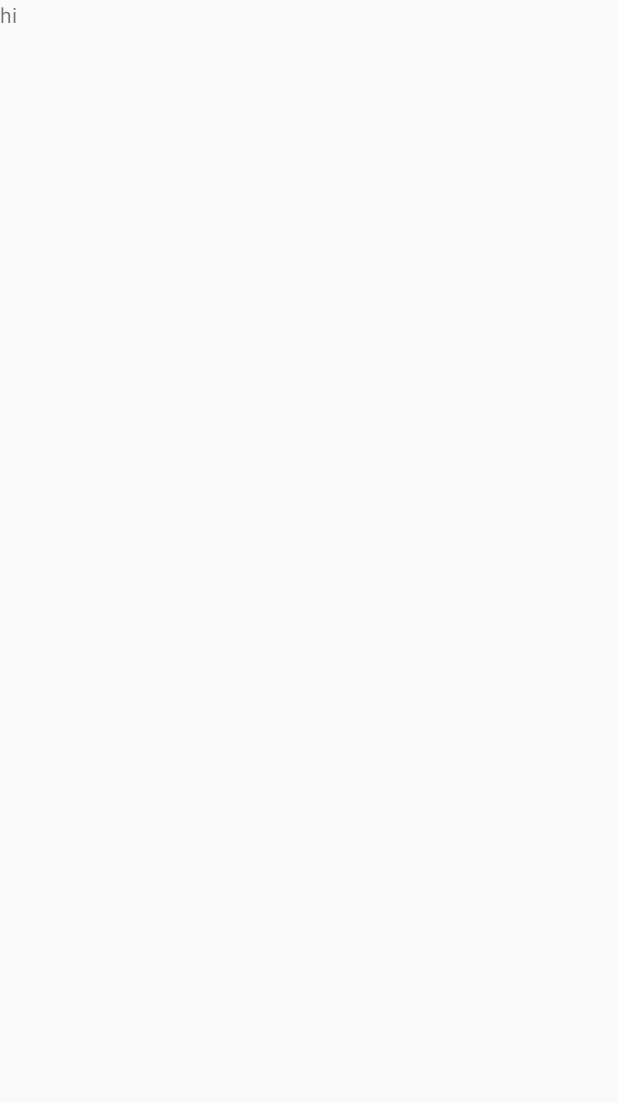
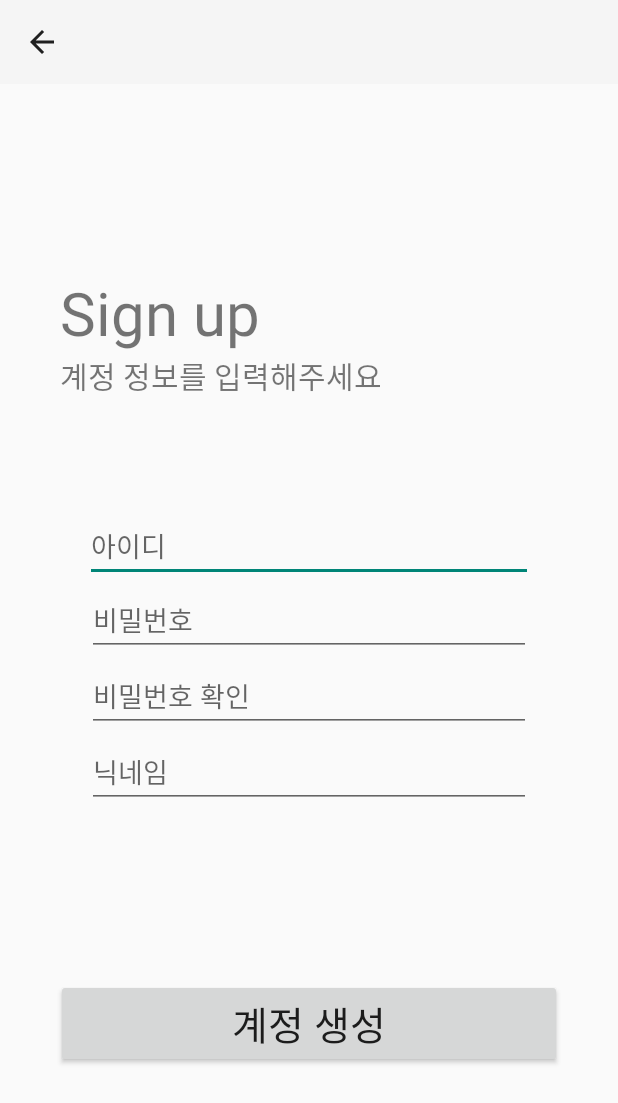
Before and after one commit to Kle-Kle/Kle-Kle, an Android app: the RegisterActivity screen opened directly, with no data from a screen before it, on a phone screen of 412 x 824 dp. Before the commit the part shown is almost empty. Shown: the top 1103 px of the screen. Run offline under Robolectric (Android 15) with nearby library versions, the phone set to English and light mode, and no system bars.

Commit message:
Add activity_register.xml & RegisterActivity.java (#1)

```diff
--- a/app/src/main/java/com/example/klekle/RegisterActivity.java
+++ b/app/src/main/java/com/example/klekle/RegisterActivity.java
@@ -3,12 +3,36 @@ package com.example.klekle;
 import androidx.appcompat.app.AppCompatActivity;
 
 import android.os.Bundle;
+import android.view.MenuItem;
+import android.widget.Button;
+import android.widget.EditText;
+
+import androidx.appcompat.widget.Toolbar;
 
 public class RegisterActivity extends AppCompatActivity {
+    private Toolbar toolbar;
+    private EditText join_id, join_pw, join_pw_check, join_nickname;
+    private Button btn_join;
 
     @Override
     protected void onCreate(Bundle savedInstanceState) {
         super.onCreate(savedInstanceState);
         setContentView(R.layout.activity_register);
+
+        // 툴바 생성
+        toolbar = (Toolbar) findViewById(R.id.toolbar);
+        setSupportActionBar(toolbar);
+        getSupportActionBar().setDisplayHomeAsUpEnabled(true); // 뒤로가기 버튼, 디폴트로 true만 해도 백버튼이 생성
+    }
+
+    @Override
+    public boolean onOptionsItemSelected(MenuItem item) {
+        switch (item.getItemId()){
+            case android.R.id.home:{ // toolbar의 back키 눌렀을 때 동작
+                finish();
+                return true;
+            }
+        }
+        return super.onOptionsItemSelected(item);
     }
 }
--- a/app/src/main/res/layout/activity_register.xml
+++ b/app/src/main/res/layout/activity_register.xml
@@ -6,14 +6,112 @@
     android:layout_height="match_parent"
     tools:context=".RegisterActivity">
 
-    <LinearLayout
+    <androidx.appcompat.widget.Toolbar
+        android:id="@+id/toolbar"
         android:layout_width="match_parent"
-        android:layout_height="match_parent">
+        android:layout_height="wrap_content"
+        android:background="?attr/colorPrimary"
+        android:minHeight="?attr/actionBarSize"
+        android:theme="?attr/actionBarTheme"
+        app:layout_constraintStart_toStartOf="parent"
+        app:layout_constraintTop_toTopOf="parent">
+
+        <LinearLayout xmlns:android="http://schemas.android.com/apk/res/android"
+            xmlns:tools="http://schemas.android.com/tools"
+            android:layout_width="match_parent"
+            android:layout_height="match_parent"
+            android:orientation="horizontal">
+        </LinearLayout>
+    </androidx.appcompat.widget.Toolbar>
+
+    <TableLayout
+        android:id="@+id/tableLayout_welcome"
+        android:layout_width="wrap_content"
+        android:layout_height="wrap_content"
+        android:layout_marginTop="50dp"
+        app:layout_constraintBottom_toTopOf="@+id/tableLayout_id_pw"
+        app:layout_constraintTop_toBottomOf="@+id/toolbar">
 
         <TextView
             android:layout_width="match_parent"
             android:layout_height="wrap_content"
-            android:text="hi" />
-    </LinearLayout>
+            android:layout_marginStart="40sp"
+            android:text="Sign up"
+            android:textSize="40sp" />
+
+        <TextView
+            android:layout_width="match_parent"
+            android:layout_height="wrap_content"
+            android:layout_marginStart="40sp"
+            android:text="계정 정보를 입력해주세요"
+            android:textSize="20sp" />
+    </TableLayout>
+
+    <TableLayout
+        android:id="@+id/tableLayout_id_pw"
+        android:layout_width="wrap_content"
+        android:layout_height="wrap_content"
+        app:layout_constraintBottom_toBottomOf="parent"
+        app:layout_constraintEnd_toEndOf="parent"
+        app:layout_constraintStart_toStartOf="parent"
+        app:layout_constraintTop_toBottomOf="@+id/toolbar" >
+        <!--        android:background="@color/black"-->
+        <!--        android:padding="1dp"-->
+
+        <TableRow>
+            <EditText
+                android:id="@+id/join_id"
+                android:layout_width="wrap_content"
+                android:layout_height="wrap_content"
+                android:ems="14"
+                android:hint="아이디"
+                android:inputType="textPersonName" />
+        </TableRow>
+
+        <TableRow>
+            <EditText
+                android:layout_margin="1dp"
+                android:id="@+id/join_pw"
+                android:layout_width="15dp"
+                android:layout_height="match_parent"
+                android:ems="14"
+                android:hint="비밀번호"
+                android:inputType="textPassword" />
+        </TableRow>
+
+        <TableRow>
+            <EditText
+                android:layout_margin="1dp"
+                android:id="@+id/join_pw_check"
+                android:layout_width="15dp"
+                android:layout_height="match_parent"
+                android:ems="14"
+                android:hint="비밀번호 확인"
+                android:inputType="textPassword" />
+        </TableRow>
+
+        <TableRow>
+            <EditText
+                android:layout_margin="1dp"
+                android:id="@+id/join_nickname"
+                android:layout_width="15dp"
+                android:layout_height="match_parent"
+                android:ems="14"
+                android:hint="닉네임"
+                android:inputType="textPersonName" />
+        </TableRow>
+    </TableLayout>
+
+    <Button
+        android:id="@+id/btn_join"
+        android:layout_width="wrap_content"
+        android:layout_height="wrap_content"
+        android:text="계정 생성"
+        android:ems="11"
+        android:textSize="26sp"
+        app:layout_constraintBottom_toBottomOf="parent"
+        app:layout_constraintEnd_toEndOf="parent"
+        app:layout_constraintStart_toStartOf="parent"
+        app:layout_constraintTop_toBottomOf="@+id/tableLayout_id_pw" />
 
 </androidx.constraintlayout.widget.ConstraintLayout>
```
